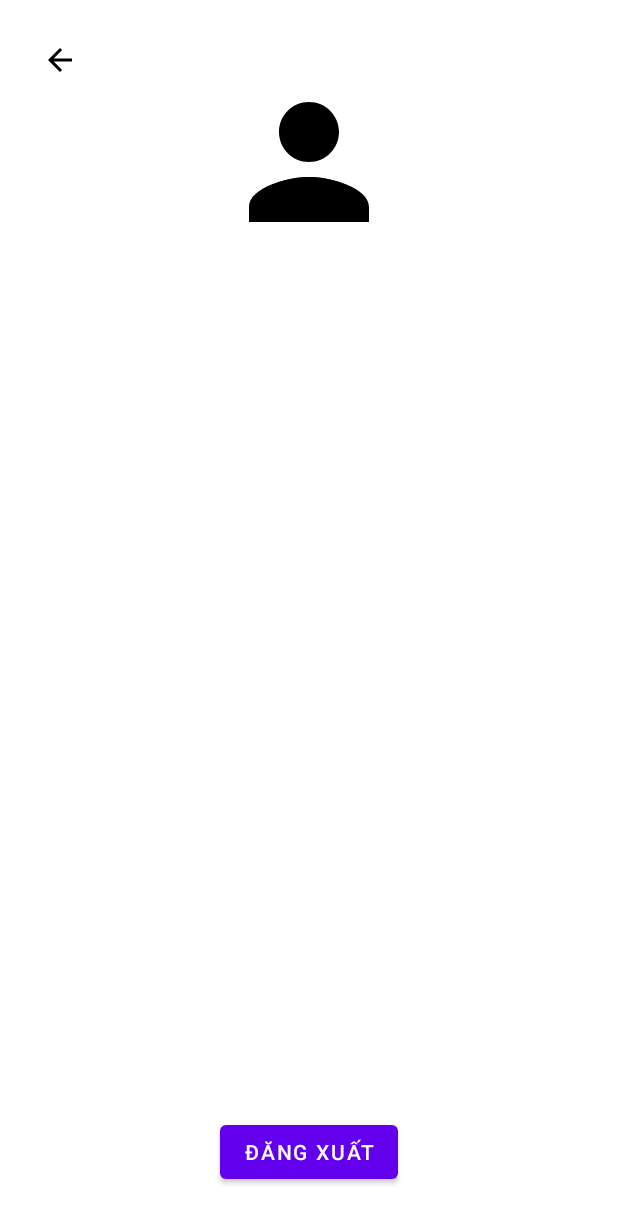
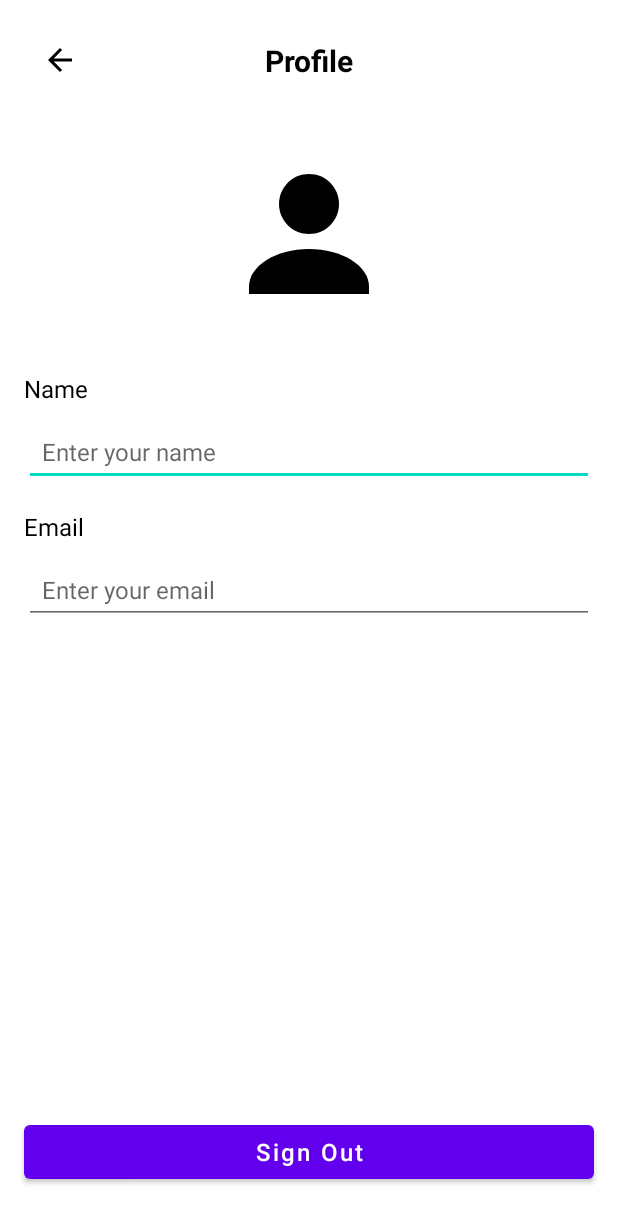
Before and after one commit to danhuy04/Weather_AndroidApp, an Android app: the ProfileActivity screen opened directly, with no data from a screen before it, on a phone screen of 412 x 824 dp. Shown: the top 1223 px of the screen. Run offline under Robolectric (Android 15) with nearby library versions, the phone set to English and light mode, and no system bars; our stand-ins replace Firebase (no records; nobody signed in at launch, a user with empty details on screens opened directly); pictures from the network do not load; 2 statements that could not run were skipped.

Commit message:
update UI

```diff
--- a/app/src/main/res/drawable/ic_useravatar.xml
+++ b/app/src/main/res/drawable/ic_useravatar.xml
@@ -7,8 +7,8 @@
 
     <!-- Đầu người -->
     <path
-        android:fillColor="#FFFFFF"
-        android:pathData="M12,12c2.21,0 4,-1.79 4,-4s-1.79,-4 -4,-4 -4,1.79 -4,4 1.79,4 4,4zM12,14c-2.67,0 -8,1.34 -8,4v2h16v-2c0,-2.66 -5.33,-4 -8,-4z"/>
+        android:fillColor="#FF000000"
+        android:pathData="M12,12c2.21,0 4,-1.79 4,-4s-1.79,-4 -4,-4 -4,1.79 -4,4 1.79,4 4,4z"/>
 
     <!-- Thân người (vòng tròn tượng trưng cho vai & ngực) -->
     <path
--- a/app/src/main/res/layout/activity_main.xml
+++ b/app/src/main/res/layout/activity_main.xml
@@ -8,24 +8,35 @@
     android:background="@drawable/sunny_background"
     tools:context=".MainActivity">
 
-
+    <!-- Search và Avatar section -->
     <SearchView
         android:id="@+id/searchView"
         android:layout_width="match_parent"
         android:layout_height="wrap_content"
-        android:layout_marginStart="8dp"
         android:layout_marginTop="16dp"
-        android:layout_marginEnd="8dp"
+        android:layout_marginEnd="52dp"
         android:background="@drawable/searchviewshape"
         android:iconifiedByDefault="false"
         android:queryHint="Search For A City"
         android:searchIcon="@drawable/search"
         app:layout_constraintEnd_toEndOf="parent"
-        app:layout_constraintHorizontal_bias="0.573"
+        app:layout_constraintHorizontal_bias="0.0"
         app:layout_constraintStart_toStartOf="parent"
-        app:layout_constraintTop_toTopOf="parent">
+        app:layout_constraintTop_toTopOf="parent" />
 
-    </SearchView>
+    <ImageView
+        android:id="@+id/loginIcon"
+        android:layout_width="51dp"
+        android:layout_height="54dp"
+        android:layout_marginTop="16dp"
+        android:layout_marginEnd="5dp"
+        android:background="?attr/selectableItemBackgroundBorderless"
+        android:clickable="true"
+        android:contentDescription="@string/login_icon_description"
+        android:focusable="true"
+        android:src="@drawable/ic_useravatar"
+        app:layout_constraintEnd_toEndOf="parent"
+        app:layout_constraintTop_toTopOf="parent" />
 
     <com.airbnb.lottie.LottieAnimationView
         android:id="@+id/lottieAnimationView"
@@ -101,11 +112,11 @@
         android:textColor="@color/black"
         android:textSize="16sp"
         app:layout_constraintEnd_toEndOf="parent"
+        app:layout_constraintHorizontal_bias="0.494"
         app:layout_constraintStart_toStartOf="parent"
         app:layout_constraintTop_toBottomOf="@+id/weather" />
 
     <TextView
-
         android:id="@+id/min_temp"
         android:layout_width="wrap_content"
         android:layout_height="wrap_content"
@@ -120,7 +131,7 @@
         android:id="@+id/day"
         android:layout_width="wrap_content"
         android:layout_height="wrap_content"
-        android:layout_marginTop="32dp"
+        android:layout_marginTop="20dp"
         android:fontFamily="@font/merriweathersans_bold"
         android:text="Tuesday"
         android:textColor="@color/black"
@@ -133,7 +144,7 @@
         android:id="@+id/date"
         android:layout_width="wrap_content"
         android:layout_height="wrap_content"
-        android:layout_marginTop="16dp"
+        android:layout_marginTop="10dp"
         android:fontFamily="@font/merriweathersans_medium"
         android:text="March_26_2024"
         android:textColor="@color/black"
@@ -147,7 +158,7 @@
         android:layout_width="match_parent"
         android:layout_height="220dp"
         android:layout_marginStart="16dp"
-        android:layout_marginTop="68dp"
+        android:layout_marginTop="80dp"
         android:layout_marginEnd="16dp"
         android:background="@drawable/backgroundshape"
         app:layout_constraintEnd_toEndOf="parent"
@@ -172,8 +183,6 @@
                 app:layout_constraintStart_toStartOf="parent"
                 app:layout_constraintTop_toTopOf="parent" />
 
-
-
             <LinearLayout
                 android:id="@+id/linearLayout"
                 android:layout_width="80dp"
@@ -183,7 +192,6 @@
                 android:orientation="vertical">
 
                 <ImageView
-
                     android:layout_width="match_parent"
                     android:layout_height="wrap_content"
                     app:srcCompat="@drawable/humidity" />
@@ -198,7 +206,6 @@
                     android:textColor="@color/black" />
 
                 <TextView
-
                     android:layout_width="match_parent"
                     android:layout_height="wrap_content"
                     android:layout_marginBottom="5dp"
@@ -220,7 +227,6 @@
                 tools:layout_editor_absoluteX="30dp">
 
                 <ImageView
-
                     android:layout_width="match_parent"
                     android:layout_height="wrap_content"
                     app:srcCompat="@drawable/wind" />
@@ -235,7 +241,6 @@
                     android:textColor="@color/black" />
 
                 <TextView
-
                     android:layout_width="match_parent"
                     android:layout_height="wrap_content"
                     android:layout_marginBottom="5dp"
@@ -257,7 +262,6 @@
                 tools:layout_editor_absoluteX="110dp">
 
                 <ImageView
-
                     android:layout_width="match_parent"
                     android:layout_height="wrap_content"
                     app:srcCompat="@drawable/conditions" />
@@ -272,7 +276,6 @@
                     android:textColor="@color/black" />
 
                 <TextView
-
                     android:layout_width="match_parent"
                     android:layout_height="wrap_content"
                     android:layout_marginBottom="5dp"
@@ -294,7 +297,6 @@
                 tools:layout_editor_absoluteX="190dp">
 
                 <ImageView
-
                     android:layout_width="match_parent"
                     android:layout_height="wrap_content"
                     app:srcCompat="@drawable/sunrise" />
@@ -309,7 +311,6 @@
                     android:textColor="@color/black" />
 
                 <TextView
-
                     android:layout_width="match_parent"
                     android:layout_height="wrap_content"
                     android:layout_marginBottom="5dp"
@@ -331,7 +332,6 @@
                 tools:layout_editor_absoluteX="270dp">
 
                 <ImageView
-
                     android:layout_width="match_parent"
                     android:layout_height="wrap_content"
                     app:srcCompat="@drawable/sunset" />
@@ -346,7 +346,6 @@
                     android:textColor="@color/black" />
 
                 <TextView
-
                     android:layout_width="match_parent"
                     android:layout_height="wrap_content"
                     android:layout_marginBottom="5dp"
@@ -368,7 +367,6 @@
                 tools:layout_editor_absoluteX="350dp">
 
                 <ImageView
-
                     android:layout_width="match_parent"
                     android:layout_height="wrap_content"
                     app:srcCompat="@drawable/sea" />
@@ -383,7 +381,6 @@
                     android:textColor="@color/black" />
 
                 <TextView
-
                     android:layout_width="match_parent"
                     android:layout_height="wrap_content"
                     android:layout_marginBottom="5dp"
@@ -411,18 +408,4 @@
         app:layout_constraintTop_toBottomOf="@+id/frameLayout"
         app:layout_constraintVertical_bias="0.967" />
 
-    <ImageView
-        android:id="@+id/loginIcon"
-        android:layout_width="32dp"
-        android:layout_height="32dp"
-        android:layout_marginTop="16dp"
-        android:layout_marginEnd="16dp"
-        android:src="@drawable/ic_useravatar"
-        android:clickable="true"
-        android:focusable="true"
-        android:background="?attr/selectableItemBackgroundBorderless"
-        app:layout_constraintTop_toTopOf="parent"
-        app:layout_constraintEnd_toEndOf="parent"
-        android:contentDescription="@string/login_icon_description" />
-
 </androidx.constraintlayout.widget.ConstraintLayout>
--- a/app/src/main/res/layout/activity_profile.xml
+++ b/app/src/main/res/layout/activity_profile.xml
@@ -5,6 +5,7 @@
     android:layout_height="match_parent"
     android:background="@color/white">
 
+    <!-- Header với nút back và tiêu đề -->
     <ImageButton
         android:id="@+id/btnBack"
         android:layout_width="48dp"
@@ -17,50 +18,98 @@
         app:layout_constraintStart_toStartOf="parent"
         app:layout_constraintTop_toTopOf="parent" />
 
-    <ImageView
-        android:id="@+id/ivAvatar"
+    <TextView
+        android:id="@+id/tvTitle"
+        android:layout_width="wrap_content"
+        android:layout_height="wrap_content"
+        android:text="Profile"
+        android:textColor="@color/black"
+        android:textSize="20sp"
+        android:textStyle="bold"
+        app:layout_constraintBottom_toBottomOf="@id/btnBack"
+        app:layout_constraintEnd_toEndOf="parent"
+        app:layout_constraintStart_toStartOf="parent"
+        app:layout_constraintTop_toTopOf="@id/btnBack" />
+
+    <!-- Avatar section -->
+    <androidx.cardview.widget.CardView
+        android:id="@+id/cardAvatar"
         android:layout_width="120dp"
         android:layout_height="120dp"
-        android:layout_marginTop="48dp"
-        android:src="@drawable/ic_useravatar"
-        app:tint="@color/black"
+        android:layout_marginTop="32dp"
+        app:cardCornerRadius="60dp"
+        app:cardElevation="0dp"
         app:layout_constraintEnd_toEndOf="parent"
         app:layout_constraintStart_toStartOf="parent"
-        app:layout_constraintTop_toTopOf="parent" />
+        app:layout_constraintTop_toBottomOf="@id/btnBack">
 
-    <TextView
-        android:id="@+id/tvName"
-        android:layout_width="wrap_content"
+        <ImageView
+            android:id="@+id/ivAvatar"
+            android:layout_width="match_parent"
+            android:layout_height="match_parent"
+            android:scaleType="centerCrop"
+            android:src="@drawable/ic_useravatar" />
+    </androidx.cardview.widget.CardView>
+
+    <!-- Profile info section -->
+    <LinearLayout
+        android:id="@+id/layoutInfo"
+        android:layout_width="match_parent"
         android:layout_height="wrap_content"
-        android:layout_marginTop="16dp"
-        android:text="Tên người dùng"
-        android:textColor="@color/black"
-        android:textSize="24sp"
-        android:textStyle="bold"
-        app:layout_constraintEnd_toEndOf="parent"
-        app:layout_constraintStart_toStartOf="parent"
-        app:layout_constraintTop_toBottomOf="@id/ivAvatar" />
+        android:layout_marginTop="32dp"
+        android:layout_marginHorizontal="16dp"
+        android:orientation="vertical"
+        app:layout_constraintTop_toBottomOf="@id/cardAvatar">
 
-    <TextView
-        android:id="@+id/tvEmail"
-        android:layout_width="wrap_content"
-        android:layout_height="wrap_content"
-        android:layout_marginTop="8dp"
-        android:text="email@example.com"
-        android:textColor="@color/black"
-        android:textSize="16sp"
-        app:layout_constraintEnd_toEndOf="parent"
-        app:layout_constraintStart_toStartOf="parent"
-        app:layout_constraintTop_toBottomOf="@id/tvName" />
+        <!-- Name field -->
+        <TextView
+            android:layout_width="wrap_content"
+            android:layout_height="wrap_content"
+            android:text="Name"
+            android:textColor="@color/black"
+            android:textSize="16sp" />
 
+        <EditText
+            android:id="@+id/etName"
+            android:layout_width="match_parent"
+            android:layout_height="wrap_content"
+            android:layout_marginTop="8dp"
+            android:hint="Enter your name"
+            android:padding="12dp"
+            android:textColor="@color/black"
+            android:textSize="16sp" />
+
+        <!-- Email field -->
+        <TextView
+            android:layout_width="wrap_content"
+            android:layout_height="wrap_content"
+            android:layout_marginTop="16dp"
+            android:text="Email"
+            android:textColor="@color/black"
+            android:textSize="16sp" />
+
+        <EditText
+            android:id="@+id/etEmail"
+            android:layout_width="match_parent"
+            android:layout_height="wrap_content"
+            android:layout_marginTop="8dp"
+            android:hint="Enter your email"
+            android:padding="12dp"
+            android:textColor="@color/black"
+            android:textSize="16sp" />
+
+    </LinearLayout>
+
+    <!-- Sign Out Button -->
     <Button
         android:id="@+id/btnSignOut"
-        android:layout_width="wrap_content"
+        android:layout_width="match_parent"
         android:layout_height="wrap_content"
+        android:layout_marginHorizontal="16dp"
         android:layout_marginBottom="32dp"
-        android:text="Đăng xuất"
-        app:layout_constraintBottom_toBottomOf="parent"
-        app:layout_constraintEnd_toEndOf="parent"
-        app:layout_constraintStart_toStartOf="parent" />
+        android:text="Sign Out"
+        android:textAllCaps="false"
+        android:textSize="16sp"
+        app:layout_constraintBottom_toBottomOf="parent" />
 
 </androidx.constraintlayout.widget.ConstraintLayout>
```
